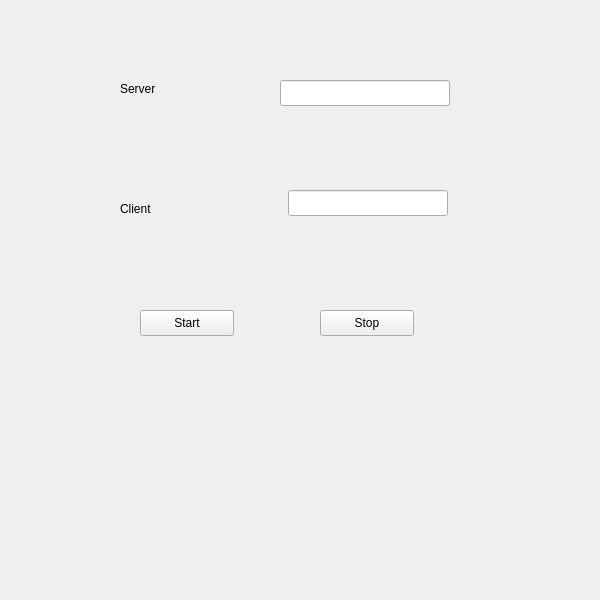
Old version of the form TCPSetting.ui in the repository Shades-G/RadarConsole.
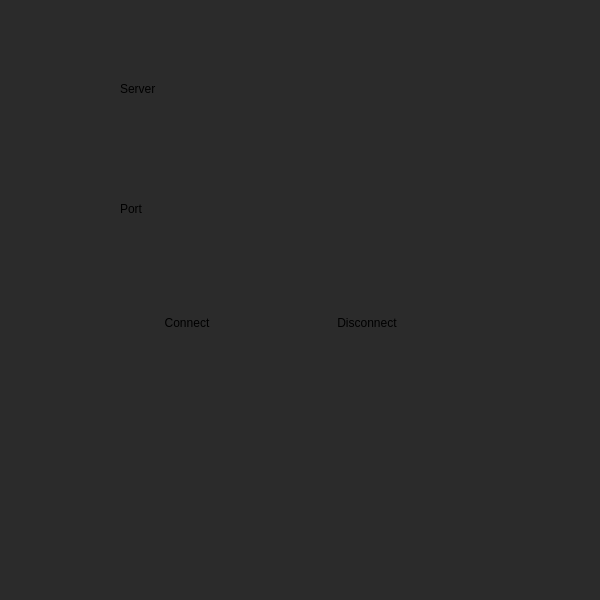
New version of the form.

What changed in the file:
```diff
--- a/TCPSetting.ui
+++ b/TCPSetting.ui
@@ -13,6 +13,11 @@
   <property name="windowTitle">
    <string>Frame</string>
   </property>
+  <property name="styleSheet">
+   <string notr="true">    background-color: #2b2b2b;
+    border-radius: 5px;
+</string>
+  </property>
   <widget class="QLabel" name="label">
    <property name="geometry">
     <rect>
@@ -46,7 +51,7 @@
     </rect>
    </property>
    <property name="text">
-    <string>Client </string>
+    <string>Port</string>
    </property>
   </widget>
   <widget class="QLineEdit" name="Client_line">
@@ -69,7 +74,7 @@
     </rect>
    </property>
    <property name="text">
-    <string>Start</string>
+    <string>Connect</string>
    </property>
   </widget>
   <widget class="QPushButton" name="TCP_stop">
@@ -82,7 +87,7 @@
     </rect>
    </property>
    <property name="text">
-    <string>Stop</string>
+    <string>Disconnect</string>
    </property>
   </widget>
  </widget>
```
